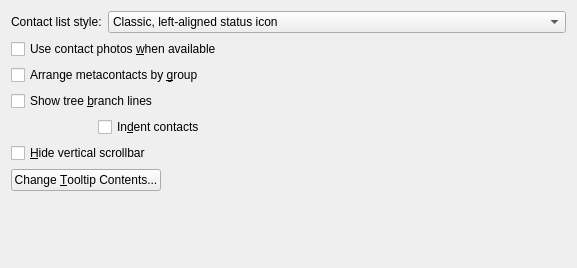
Old version of the form kopete/config/appearance/appearanceconfig_contactlist.ui in the repository KDE/kopete.
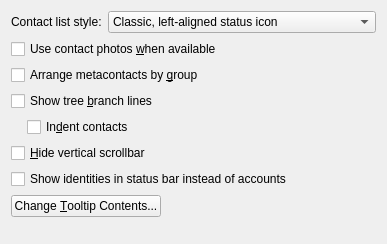
New version of the form.

Commit message:
Allow Kopete to show accounts in status bar of contact list as it was in KDE 3.5. Remember last opened identity status widget and show it on startup.
We need new animated icons for all protocols.

GUI:

What changed in the file:
```diff
--- a/kopete/config/appearance/appearanceconfig_contactlist.ui
+++ b/kopete/config/appearance/appearanceconfig_contactlist.ui
@@ -5,15 +5,15 @@
    <rect>
     <x>0</x>
     <y>0</y>
-    <width>577</width>
-    <height>268</height>
+    <width>387</width>
+    <height>244</height>
    </rect>
   </property>
   <property name="windowTitle" >
    <string>Contact List Appearance</string>
   </property>
-  <layout class="QGridLayout" name="gridLayout" >
-   <item row="0" column="0" colspan="3" >
+  <layout class="QVBoxLayout" name="verticalLayout" >
+   <item>
     <layout class="QHBoxLayout" name="horizontalLayout" >
      <item>
       <widget class="QLabel" name="label" >
@@ -49,7 +49,7 @@
      </item>
     </layout>
    </item>
-   <item row="1" column="0" colspan="3" >
+   <item>
     <widget class="QCheckBox" name="kcfg_contactListIconMode" >
      <property name="sizePolicy" >
       <sizepolicy vsizetype="Fixed" hsizetype="Preferred" >
@@ -62,7 +62,7 @@
      </property>
     </widget>
    </item>
-   <item row="2" column="0" colspan="3" >
+   <item>
     <widget class="QCheckBox" name="kcfg_groupContactByGroup" >
      <property name="sizePolicy" >
       <sizepolicy vsizetype="Fixed" hsizetype="Preferred" >
@@ -75,7 +75,7 @@
      </property>
     </widget>
    </item>
-   <item row="3" column="0" colspan="3" >
+   <item>
     <widget class="QCheckBox" name="kcfg_contactListTreeView" >
      <property name="sizePolicy" >
       <sizepolicy vsizetype="Fixed" hsizetype="Preferred" >
@@ -88,7 +88,9 @@
      </property>
     </widget>
    </item>
-   <item row="4" column="0" >
+   <item>
+    <layout class="QHBoxLayout" name="horizontalLayout_2" >
+     <item>
     <spacer>
      <property name="orientation" >
       <enum>Qt::Horizontal</enum>
@@ -104,7 +106,7 @@
      </property>
     </spacer>
    </item>
-   <item row="4" column="1" colspan="2" >
+     <item>
     <widget class="QCheckBox" name="kcfg_contactListIndentContact" >
      <property name="enabled" >
       <bool>true</bool>
@@ -120,7 +122,9 @@
      </property>
     </widget>
    </item>
-   <item row="5" column="0" colspan="2" >
+    </layout>
+   </item>
+   <item>
     <widget class="QCheckBox" name="kcfg_contactListHideVerticalScrollBar" >
      <property name="sizePolicy" >
       <sizepolicy vsizetype="Fixed" hsizetype="Preferred" >
@@ -136,7 +140,16 @@
      </property>
     </widget>
    </item>
-   <item row="6" column="0" colspan="2" >
+   <item>
+    <widget class="QCheckBox" name="kcfg_showIdentityIcons" >
+     <property name="text" >
+      <string>Show identities in status bar instead of accounts</string>
+     </property>
+    </widget>
+   </item>
+   <item>
+    <layout class="QHBoxLayout" name="horizontalLayout_3" >
+     <item>
     <widget class="QPushButton" name="mEditTooltips" >
      <property name="sizePolicy" >
       <sizepolicy vsizetype="Fixed" hsizetype="Maximum" >
@@ -149,13 +162,13 @@
      </property>
     </widget>
    </item>
-   <item row="6" column="2" >
+     <item>
     <spacer>
      <property name="orientation" >
       <enum>Qt::Horizontal</enum>
      </property>
      <property name="sizeType" >
-      <enum>QSizePolicy::Preferred</enum>
+        <enum>QSizePolicy::Expanding</enum>
      </property>
      <property name="sizeHint" stdset="0" >
       <size>
@@ -165,7 +178,9 @@
      </property>
     </spacer>
    </item>
-   <item row="7" column="2" >
+    </layout>
+   </item>
+   <item>
     <spacer>
      <property name="orientation" >
       <enum>Qt::Vertical</enum>
@@ -175,8 +190,8 @@
      </property>
      <property name="sizeHint" stdset="0" >
       <size>
-       <width>381</width>
-       <height>41</height>
+       <width>20</width>
+       <height>0</height>
       </size>
      </property>
     </spacer>
```
Left out of the diff: 18 changed lines with no effect on the pictures. Lines whose indentation alone changed are shown as unchanged. The commit also changes 6 other files.
